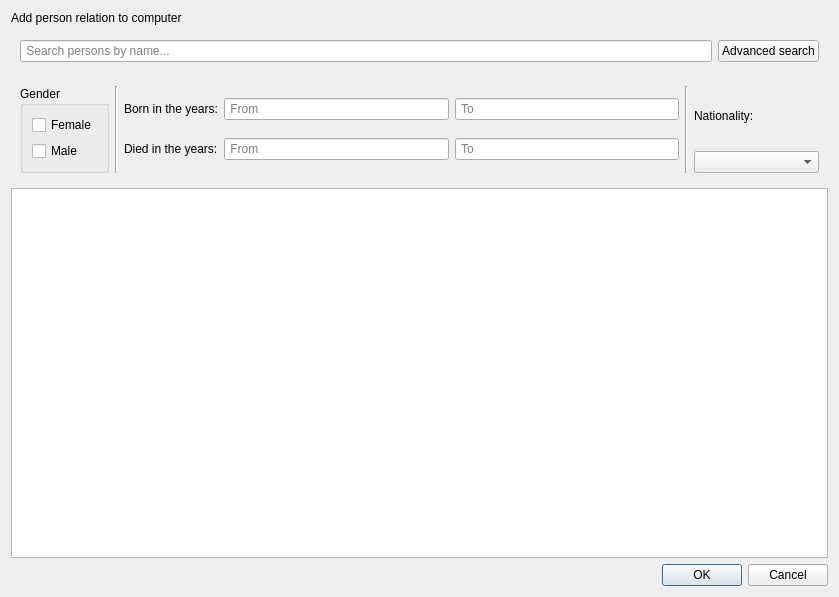
Old version of the form prelationc.ui in the repository annakrih/T113VLN1-3.
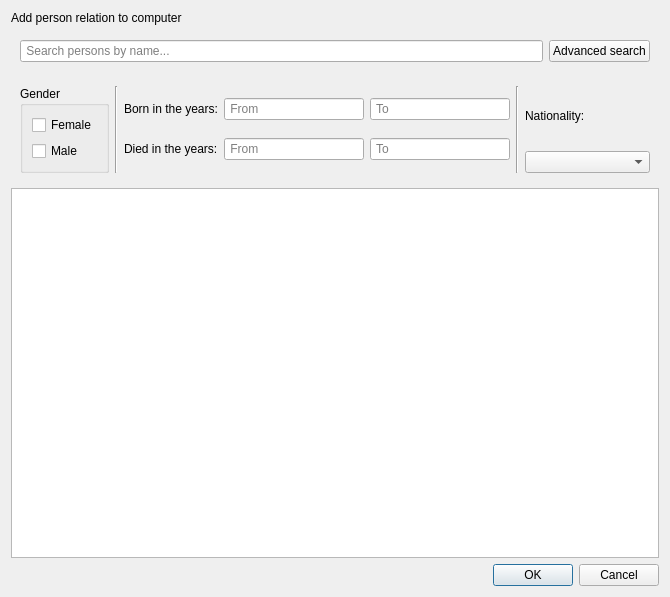
New version of the form.

Patch:
```diff
--- a/prelationc.ui
+++ b/prelationc.ui
@@ -6,7 +6,7 @@
    <rect>
     <x>0</x>
     <y>0</y>
-    <width>839</width>
+    <width>670</width>
     <height>597</height>
    </rect>
   </property>
```
